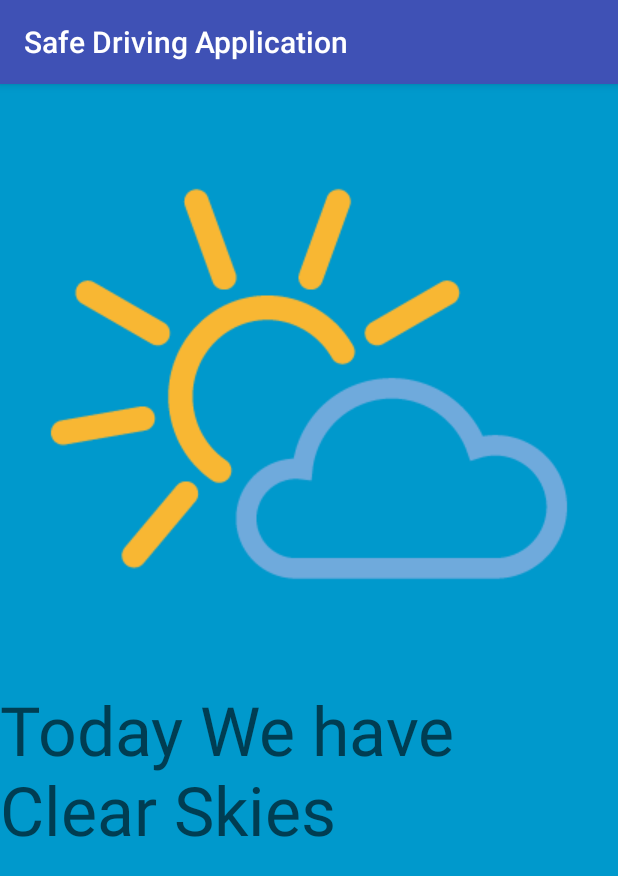
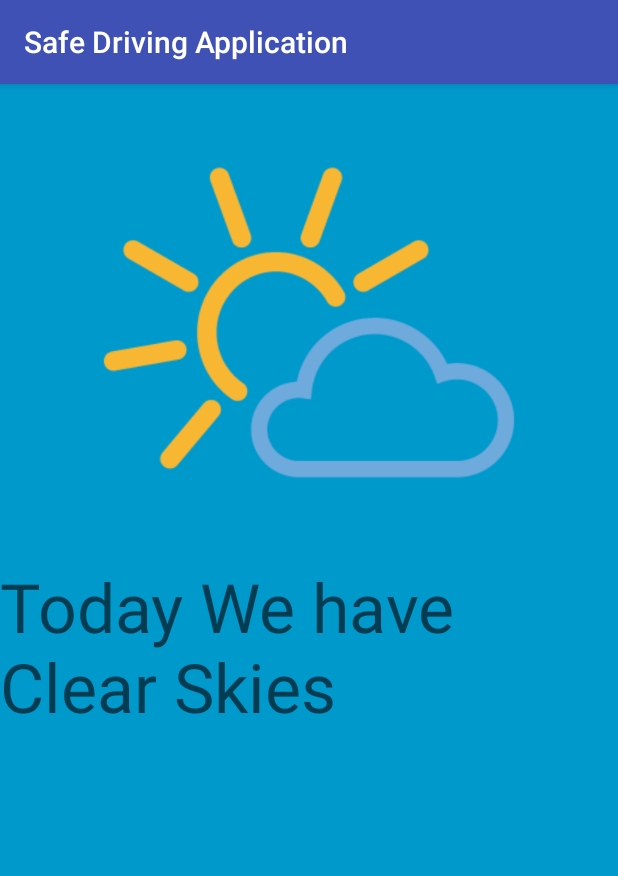
Before and after one commit to Suleiman-sk1404832/SafeDrivingApplication, an Android app: the SplashScreenActivity screen opened directly, with no data from a screen before it, on a phone screen of 412 x 824 dp. Shown: the top 876 px of the screen. Run offline under Robolectric (Android 15) with nearby library versions, the phone set to English and light mode, and no system bars; our stand-ins replace Volley; network calls fail.

Commit message:
Schema changes

```diff
--- a/app/src/main/java/qa/edu/qu/cmps312/safedrivingapplication/activities/SplashScreenActivity.java
+++ b/app/src/main/java/qa/edu/qu/cmps312/safedrivingapplication/activities/SplashScreenActivity.java
@@ -77,6 +77,11 @@ public class SplashScreenActivity extends AppCompatActivity {
                             icon.setImageResource(R.drawable.rainsplashscreen);
                             e.putString("sky", "Rain");
                             break;
+                        case "Dust":
+                            disc.setText("Weather is Dusty, low visibility ahead!\n Be careful and drive safe! ");
+                            icon.setImageResource(R.drawable.dust);
+                            e.putString("sky", "Dust");
+                            break;
 
 
                     }
--- a/app/src/main/res/layout/activity_splash_screen.xml
+++ b/app/src/main/res/layout/activity_splash_screen.xml
@@ -7,8 +7,8 @@
 
     <ImageView
         android:id="@+id/splashscreenImage"
-        android:layout_width="wrap_content"
-        android:layout_height="wrap_content"
+        android:layout_width="409dp"
+        android:layout_height="318dp"
         android:layout_gravity="center"
         android:src="@drawable/clearskysplash" />
 
```
Also changed, not shown: app/src/main/res/drawable/dust.png (added).
